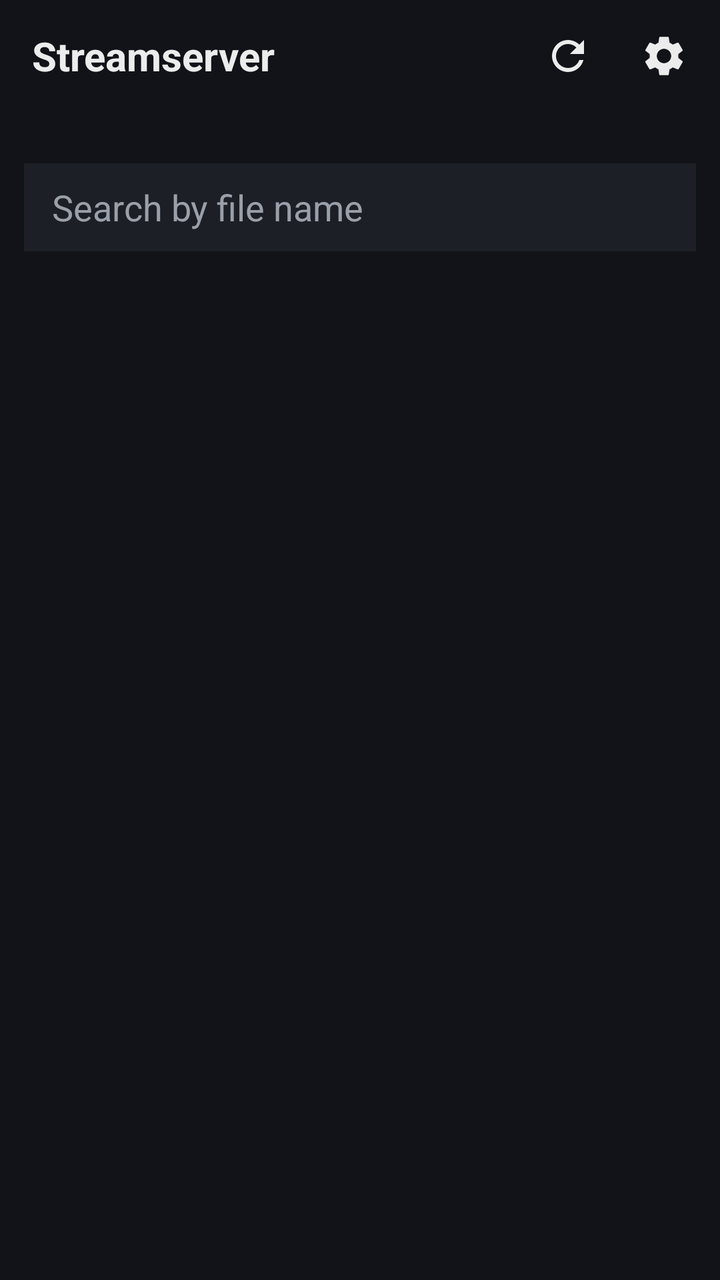
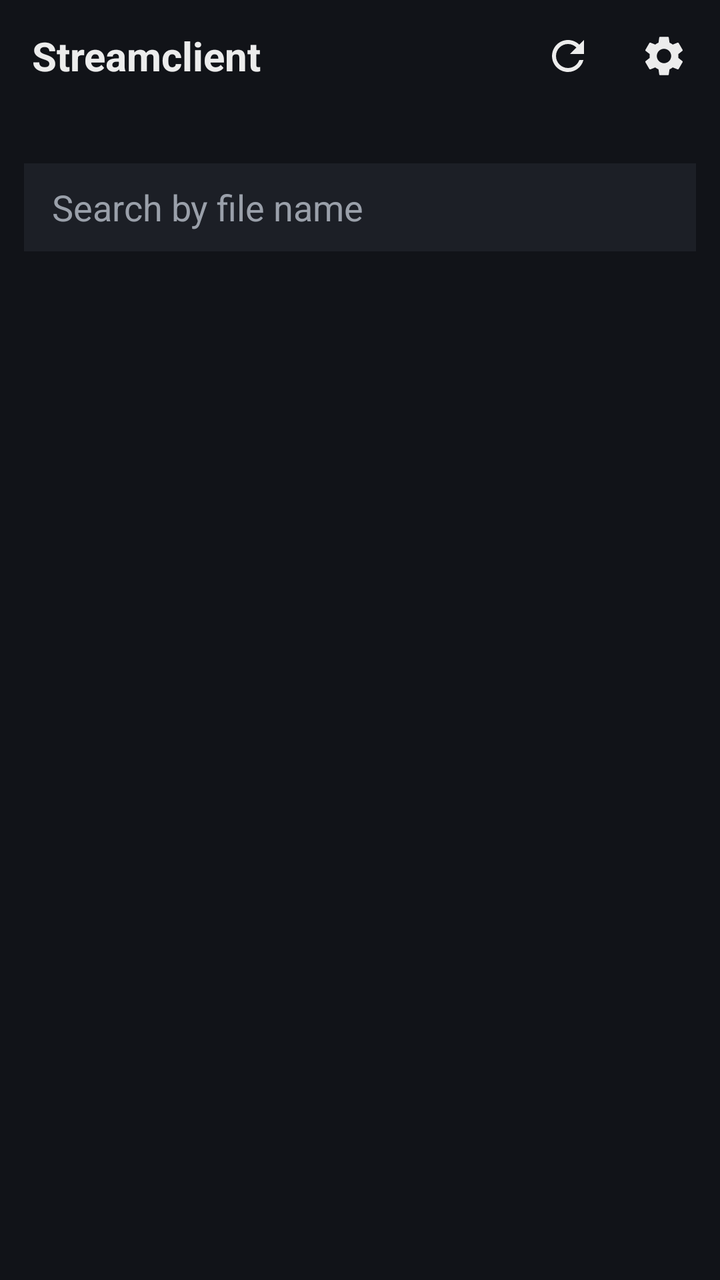

Screens rendered from an Android XML layout before and after an edit, with the pre-edit source and the edit as a unified diff.
<!-- AndroidManifest.xml: application theme Theme.Cinema -->
<!-- res/layout/activity_main.xml -->
<?xml version="1.0" encoding="utf-8"?>
<LinearLayout xmlns:android="http://schemas.android.com/apk/res/android"
    android:id="@+id/root"
    android:layout_width="match_parent"
    android:layout_height="match_parent"
    android:orientation="vertical">

    <LinearLayout
        android:layout_width="match_parent"
        android:layout_height="56dp"
        android:gravity="center_vertical"
        android:orientation="horizontal"
        android:paddingStart="16dp"
        android:paddingEnd="4dp">

        <TextView
            android:layout_width="0dp"
            android:layout_height="wrap_content"
            android:layout_weight="1"
            android:text="@string/app_name"
            android:textColor="@color/text"
            android:textSize="20sp"
            android:textStyle="bold" />

        <ImageButton
            android:id="@+id/refresh"
            android:layout_width="48dp"
            android:layout_height="48dp"
            android:background="?attr/selectableItemBackgroundBorderless"
            android:contentDescription="Rescan library"
            android:src="@drawable/ic_refresh" />

        <ImageButton
            android:id="@+id/settings"
            android:layout_width="48dp"
            android:layout_height="48dp"
            android:background="?attr/selectableItemBackgroundBorderless"
            android:contentDescription="Settings"
            android:src="@drawable/ic_settings" />
    </LinearLayout>

    <TextView
        android:id="@+id/status"
        android:layout_width="match_parent"
        android:layout_height="wrap_content"
        android:paddingHorizontal="16dp"
        android:paddingBottom="8dp"
        android:singleLine="true"
        android:ellipsize="end"
        android:textColor="@color/muted"
        android:textSize="13sp" />

    <EditText
        android:id="@+id/search"
        android:layout_width="match_parent"
        android:layout_height="44dp"
        android:layout_marginHorizontal="12dp"
        android:layout_marginBottom="4dp"
        android:background="@color/card"
        android:hint="Search by file name"
        android:imeOptions="actionSearch"
        android:inputType="text"
        android:paddingHorizontal="14dp"
        android:singleLine="true"
        android:textColor="@color/text"
        android:textColorHint="@color/muted" />

    <FrameLayout
        android:layout_width="match_parent"
        android:layout_height="0dp"
        android:layout_weight="1">

        <androidx.recyclerview.widget.RecyclerView
            android:id="@+id/list"
            android:layout_width="match_parent"
            android:layout_height="match_parent"
            android:clipToPadding="false"
            android:paddingBottom="16dp" />

        <ProgressBar
            android:id="@+id/spinner"
            android:layout_width="wrap_content"
            android:layout_height="wrap_content"
            android:layout_gravity="center"
            android:visibility="gone" />
    </FrameLayout>

    <LinearLayout
        android:id="@+id/mini"
        android:layout_width="match_parent"
        android:layout_height="64dp"
        android:background="@color/card"
        android:gravity="center_vertical"
        android:orientation="horizontal"
        android:paddingHorizontal="8dp"
        android:visibility="gone">

        <ImageView
            android:id="@+id/miniCover"
            android:layout_width="48dp"
            android:layout_height="48dp"
            android:importantForAccessibility="no"
            android:scaleType="centerCrop"
            android:src="@drawable/ic_album" />

        <LinearLayout
            android:layout_width="0dp"
            android:layout_height="wrap_content"
            android:layout_marginStart="12dp"
            android:layout_weight="1"
            android:orientation="vertical">

            <TextView
                android:id="@+id/miniTitle"
                android:layout_width="match_parent"
                android:layout_height="wrap_content"
                android:ellipsize="end"
                android:singleLine="true"
                android:textColor="@color/text"
                android:textSize="15sp" />

            <TextView
                android:id="@+id/miniSub"
                android:layout_width="match_parent"
                android:layout_height="wrap_content"
                android:ellipsize="end"
                android:singleLine="true"
                android:textColor="@color/muted"
                android:textSize="12sp" />
        </LinearLayout>

        <ImageButton
            android:id="@+id/miniPlay"
            android:layout_width="48dp"
            android:layout_height="48dp"
            android:background="?attr/selectableItemBackgroundBorderless"
            android:contentDescription="Play or pause"
            android:src="@drawable/ic_pause" />

        <ImageButton
            android:id="@+id/miniNext"
            android:layout_width="48dp"
            android:layout_height="48dp"
            android:background="?attr/selectableItemBackgroundBorderless"
            android:contentDescription="Next"
            android:src="@drawable/ic_next" />
    </LinearLayout>
</LinearLayout>
<!-- resources referenced by this layout -->
<resources>
  <color name="card">#FF1C1F26</color>
  <color name="muted">#FF9AA0AA</color>
  <color name="text">#FFECECEC</color>
  <!-- drawable ic_album (drawable) -->
  <vector xmlns:android="http://schemas.android.com/apk/res/android" android:width="24dp" android:height="24dp" android:viewportWidth="24" android:viewportHeight="24" android:tint="#FF555A63">
      <path android:fillColor="@android:color/white" android:pathData="M12,2C6.48,2 2,6.48 2,12s4.48,10 10,10 10,-4.48 10,-10S17.52,2 12,2zM12,16.5c-2.49,0 -4.5,-2.01 -4.5,-4.5S9.51,7.5 12,7.5s4.5,2.01 4.5,4.5 -2.01,4.5 -4.5,4.5zM12,11c-0.55,0 -1,0.45 -1,1s0.45,1 1,1 1,-0.45 1,-1 -0.45,-1 -1,-1z"/>
  </vector>
  <!-- drawable ic_next (drawable) -->
  <vector xmlns:android="http://schemas.android.com/apk/res/android" android:width="24dp" android:height="24dp" android:viewportWidth="24" android:viewportHeight="24" android:tint="#FFFFFFFF">
      <path android:fillColor="@android:color/white" android:pathData="M6,18l8.5,-6L6,6v12zM16,6v12h2V6h-2z"/>
  </vector>
  <!-- drawable ic_pause (drawable) -->
  <vector xmlns:android="http://schemas.android.com/apk/res/android" android:width="24dp" android:height="24dp" android:viewportWidth="24" android:viewportHeight="24" android:tint="#FFFFFFFF">
      <path android:fillColor="@android:color/white" android:pathData="M6,19h4V5H6v14zM14,5v14h4V5h-4z"/>
  </vector>
  <!-- drawable ic_refresh (drawable) -->
  <vector xmlns:android="http://schemas.android.com/apk/res/android" android:width="24dp" android:height="24dp" android:viewportWidth="24" android:viewportHeight="24" android:tint="#FFECECEC">
      <path android:fillColor="@android:color/white" android:pathData="M17.65,6.35C16.2,4.9 14.21,4 12,4c-4.42,0 -7.99,3.58 -7.99,8s3.57,8 7.99,8c3.73,0 6.84,-2.55 7.73,-6h-2.08c-0.82,2.33 -3.04,4 -5.65,4 -3.31,0 -6,-2.69 -6,-6s2.69,-6 6,-6c1.66,0 3.14,0.69 4.22,1.78L13,11h7V4l-2.35,2.35z"/>
  </vector>
  <!-- drawable ic_settings (drawable) -->
  <vector xmlns:android="http://schemas.android.com/apk/res/android" android:width="24dp" android:height="24dp" android:viewportWidth="24" android:viewportHeight="24" android:tint="#FFECECEC">
      <path android:fillColor="@android:color/white" android:pathData="M19.14,12.94c0.04,-0.3 0.06,-0.61 0.06,-0.94c0,-0.32 -0.02,-0.64 -0.07,-0.94l2.03,-1.58c0.18,-0.14 0.23,-0.41 0.12,-0.61l-1.92,-3.32c-0.12,-0.22 -0.37,-0.29 -0.59,-0.22l-2.39,0.96c-0.5,-0.38 -1.03,-0.7 -1.62,-0.94L14.4,2.81c-0.04,-0.24 -0.24,-0.41 -0.48,-0.41h-3.84c-0.24,0 -0.43,0.17 -0.47,0.41L9.25,5.35C8.66,5.59 8.12,5.92 7.63,6.29L5.24,5.33c-0.22,-0.08 -0.47,0 -0.59,0.22L2.74,8.87C2.62,9.08 2.66,9.34 2.86,9.48l2.03,1.58C4.84,11.36 4.8,11.69 4.8,12s0.02,0.64 0.07,0.94l-2.03,1.58c-0.18,0.14 -0.23,0.41 -0.12,0.61l1.92,3.32c0.12,0.22 0.37,0.29 0.59,0.22l2.39,-0.96c0.5,0.38 1.03,0.7 1.62,0.94l0.36,2.54c0.05,0.24 0.24,0.41 0.48,0.41h3.84c0.24,0 0.44,-0.17 0.47,-0.41l0.36,-2.54c0.59,-0.24 1.13,-0.56 1.62,-0.94l2.39,0.96c0.22,0.08 0.47,0 0.59,-0.22l1.92,-3.32c0.12,-0.22 0.07,-0.47 -0.12,-0.61L19.14,12.94zM12,15.6c-1.98,0 -3.6,-1.62 -3.6,-3.6s1.62,-3.6 3.6,-3.6s3.6,1.62 3.6,3.6S13.98,15.6 12,15.6z"/>
  </vector>
  <string name="app_name">Streamserver</string>
  <style name="Theme.Cinema" parent="Theme.Material3.Dark.NoActionBar">
          <item name="colorPrimary">@color/accent</item>
          <item name="colorOnPrimary">#FF000000</item>
          <item name="colorSecondary">@color/accent</item>
          <item name="android:colorBackground">@color/bg</item>
          <item name="android:windowBackground">@color/bg</item>
          <item name="android:statusBarColor">@color/bg</item>
          <item name="android:navigationBarColor">@color/bg</item>
      </style>
  <color name="accent">#FFE5A00D</color>
  <color name="bg">#FF111318</color>
</resources>

<!-- the commit's change to res/layout/activity_main.xml (unified diff, before → after) -->
@@ -39,6 +39,7 @@
             android:src="@drawable/ic_settings" />
     </LinearLayout>
 
+    
     <TextView
         android:id="@+id/status"
         android:layout_width="match_parent"
@@ -46,7 +47,9 @@
         android:paddingHorizontal="16dp"
         android:paddingBottom="8dp"
         android:singleLine="true"
-        android:ellipsize="end"
+        android:ellipsize="marquee"
+        android:marqueeRepeatLimit="marquee_forever"
+        android:scrollHorizontally="true"
         android:textColor="@color/muted"
         android:textSize="13sp" />
 
<!-- resource entries referenced after the edit -->
@@ -23,7 +23,7 @@
   <vector xmlns:android="http://schemas.android.com/apk/res/android" android:width="24dp" android:height="24dp" android:viewportWidth="24" android:viewportHeight="24" android:tint="#FFECECEC">
       <path android:fillColor="@android:color/white" android:pathData="M19.14,12.94c0.04,-0.3 0.06,-0.61 0.06,-0.94c0,-0.32 -0.02,-0.64 -0.07,-0.94l2.03,-1.58c0.18,-0.14 0.23,-0.41 0.12,-0.61l-1.92,-3.32c-0.12,-0.22 -0.37,-0.29 -0.59,-0.22l-2.39,0.96c-0.5,-0.38 -1.03,-0.7 -1.62,-0.94L14.4,2.81c-0.04,-0.24 -0.24,-0.41 -0.48,-0.41h-3.84c-0.24,0 -0.43,0.17 -0.47,0.41L9.25,5.35C8.66,5.59 8.12,5.92 7.63,6.29L5.24,5.33c-0.22,-0.08 -0.47,0 -0.59,0.22L2.74,8.87C2.62,9.08 2.66,9.34 2.86,9.48l2.03,1.58C4.84,11.36 4.8,11.69 4.8,12s0.02,0.64 0.07,0.94l-2.03,1.58c-0.18,0.14 -0.23,0.41 -0.12,0.61l1.92,3.32c0.12,0.22 0.37,0.29 0.59,0.22l2.39,-0.96c0.5,0.38 1.03,0.7 1.62,0.94l0.36,2.54c0.05,0.24 0.24,0.41 0.48,0.41h3.84c0.24,0 0.44,-0.17 0.47,-0.41l0.36,-2.54c0.59,-0.24 1.13,-0.56 1.62,-0.94l2.39,0.96c0.22,0.08 0.47,0 0.59,-0.22l1.92,-3.32c0.12,-0.22 0.07,-0.47 -0.12,-0.61L19.14,12.94zM12,15.6c-1.98,0 -3.6,-1.62 -3.6,-3.6s1.62,-3.6 3.6,-3.6s3.6,1.62 3.6,3.6S13.98,15.6 12,15.6z"/>
   </vector>
-  <string name="app_name">Streamserver</string>
+  <string name="app_name">Streamclient</string>
   <style name="Theme.Cinema" parent="Theme.Material3.Dark.NoActionBar">
           <item name="colorPrimary">@color/accent</item>
           <item name="colorOnPrimary">#FF000000</item>
